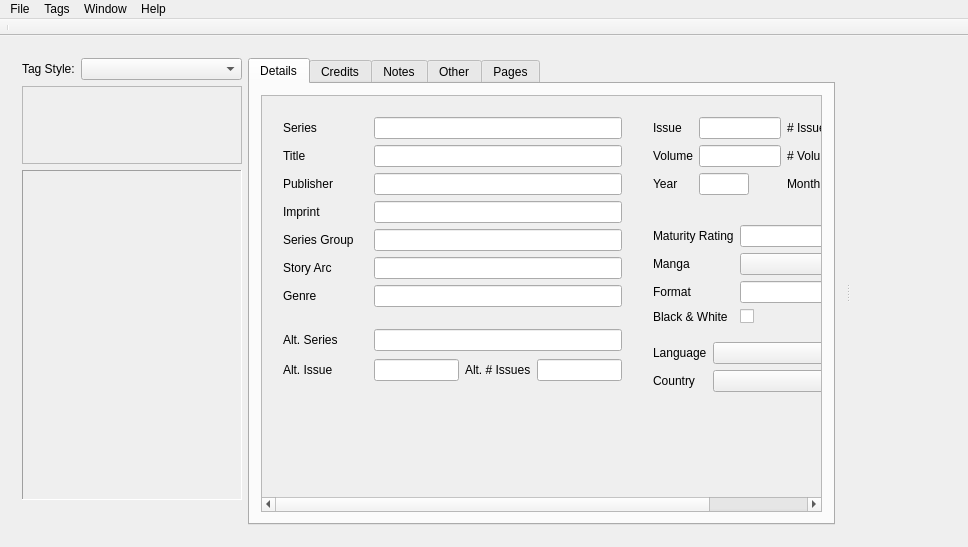
comictagger/comictagger, file taggerwindow.ui: the form before one commit.
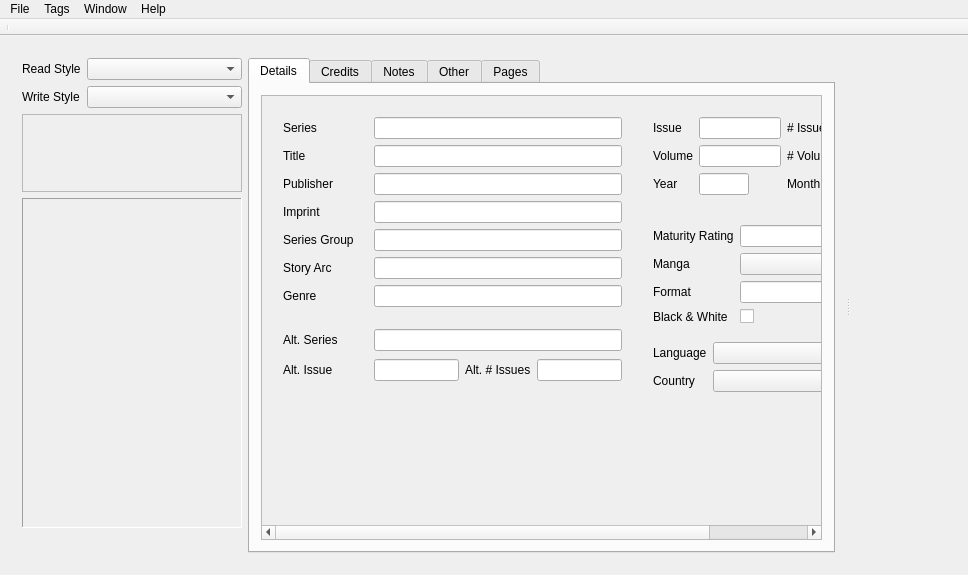
The form after the commit.

The edit to the form file:
```diff
--- a/taggerwindow.ui
+++ b/taggerwindow.ui
@@ -7,7 +7,7 @@
     <x>0</x>
     <y>0</y>
     <width>968</width>
-    <height>547</height>
+    <height>575</height>
    </rect>
   </property>
   <property name="sizePolicy">
@@ -62,12 +62,22 @@
             <item row="0" column="0">
              <widget class="QLabel" name="label">
               <property name="text">
-               <string>Tag Style:</string>
+               <string>Read Style</string>
               </property>
              </widget>
             </item>
             <item row="0" column="1">
-             <widget class="QComboBox" name="cbDataStyle"/>
+             <widget class="QComboBox" name="cbLoadDataStyle"/>
+            </item>
+            <item row="1" column="0">
+             <widget class="QLabel" name="saveStyleLabel">
+              <property name="text">
+               <string>Write Style</string>
+              </property>
+             </widget>
+            </item>
+            <item row="1" column="1">
+             <widget class="QComboBox" name="cbSaveDataStyle"/>
             </item>
            </layout>
           </item>
```
Left out of the diff: 9 changed lines with no effect on the pictures.
